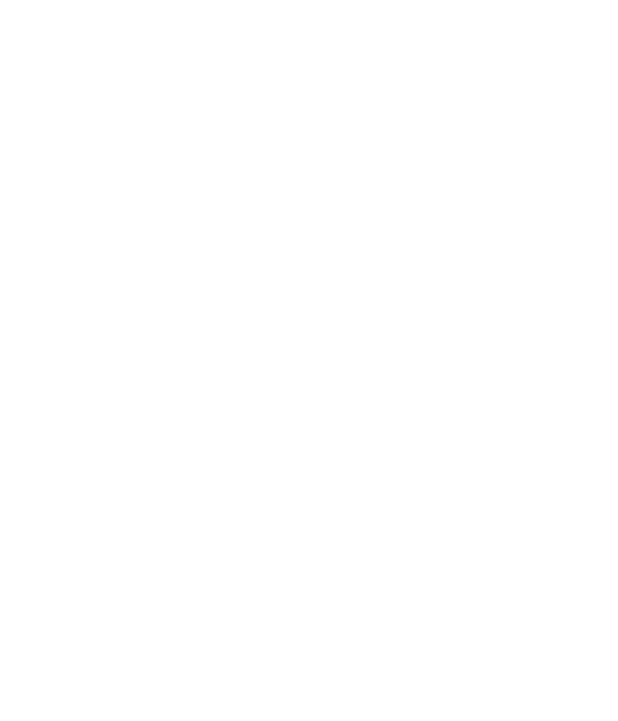
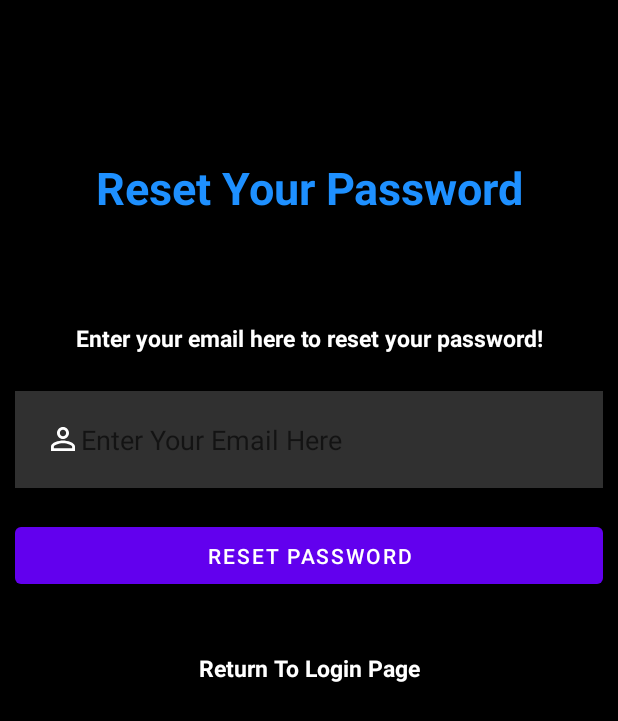
Before and after one commit to alan-phillips/cs4084-mobile-app, an Android app: the ForgotPassword screen opened directly, with no data from a screen before it, on a phone screen of 412 x 824 dp. Before the commit the part shown is empty. Shown: the top 721 px of the screen. Run offline under Robolectric (Android 15) with nearby library versions, the phone set to English and light mode, and no system bars; our stand-ins replace Firebase (no records; nobody signed in at launch, a user with empty details on screens opened directly).

Commit message:
Reset Password Finished apart from email functionality

```diff
--- a/MyLoginApp/app/build.gradle
+++ b/MyLoginApp/app/build.gradle
@@ -1,5 +1,6 @@
 plugins {
     id 'com.android.application'
+    id 'com.google.gms.google-services'
 }
 
 android {
@@ -32,6 +33,8 @@ dependencies {
     implementation 'androidx.appcompat:appcompat:1.2.0'
     implementation 'com.google.android.material:material:1.3.0'
     implementation 'androidx.constraintlayout:constraintlayout:2.0.4'
+    implementation 'com.google.firebase:firebase-auth:21.0.1'
+    implementation 'com.google.firebase:firebase-database:20.0.4'
     testImplementation 'junit:junit:4.+'
     androidTestImplementation 'androidx.test.ext:junit:1.1.2'
     androidTestImplementation 'androidx.test.espresso:espresso-core:3.3.0'
--- a/MyLoginApp/app/src/main/java/com/example/myloginapp/ForgotPassword.java
+++ b/MyLoginApp/app/src/main/java/com/example/myloginapp/ForgotPassword.java
@@ -1,14 +1,78 @@
 package com.example.myloginapp;
 
+import androidx.annotation.NonNull;
 import androidx.appcompat.app.AppCompatActivity;
 
+import android.content.Intent;
 import android.os.Bundle;
+import android.util.Patterns;
+import android.view.View;
+import android.widget.Button;
+import android.widget.EditText;
+import android.widget.TextView;
+import android.widget.Toast;
+
+import com.google.android.gms.tasks.OnCompleteListener;
+import com.google.android.gms.tasks.Task;
+import com.google.firebase.auth.FirebaseAuth;
+
+import java.util.Locale;
 
 public class ForgotPassword extends AppCompatActivity {
+
+    private EditText emailText;
+    private Button ResetPwd;
+    private TextView ReturnHome;
+
+    private FirebaseAuth auth;
 
     @Override
     protected void onCreate(Bundle savedInstanceState) {
         super.onCreate(savedInstanceState);
         setContentView(R.layout.activity_forgot_password);
+        emailText = (EditText) findViewById(R.id.editTextTextEmailAddress);
+        ResetPwd = (Button) findViewById(R.id.ResetButton);
+        ReturnHome = (TextView) findViewById(R.id.BackText);
+
+        auth = FirebaseAuth.getInstance();
+
+        ResetPwd.setOnClickListener(new View.OnClickListener() {
+            @Override
+            public void onClick(View view) {
+                resetPassword();
+            }
+        });
+        ReturnHome.setOnClickListener(new View.OnClickListener() {
+            @Override
+            public void onClick(View view) {
+                startActivity(new Intent(ForgotPassword.this,MainActivity.class));
+            }
+        });
+
+    }
+
+    private void resetPassword(){
+        String email = emailText.getText().toString().trim();
+        if (email.isEmpty()){
+            emailText.setError("Enter your email here.");
+            emailText.requestFocus();
+            return;
+        }
+        if(!Patterns.EMAIL_ADDRESS.matcher(email).matches()){
+            emailText.setError("Enter a valid email.");
+            emailText.requestFocus();
+        }
+        auth.sendPasswordResetEmail(email).addOnCompleteListener(new OnCompleteListener<Void>() {
+            @Override
+            public void onComplete(@NonNull Task<Void> task) {
+                if (task.isSuccessful()){
+                    Toast.makeText(ForgotPassword.this, "Check your email", Toast.LENGTH_LONG).show();
+                    startActivity(new Intent(ForgotPassword.this,MainActivity.class));
+                }
+                else{
+                    Toast.makeText(ForgotPassword.this,"Something went wrong, Please try again", Toast.LENGTH_LONG).show();
+                }
+            }
+        });
     }
 }
--- a/MyLoginApp/app/src/main/res/layout/activity_forgot_password.xml
+++ b/MyLoginApp/app/src/main/res/layout/activity_forgot_password.xml
@@ -1,9 +1,86 @@
 <?xml version="1.0" encoding="utf-8"?>
-<androidx.constraintlayout.widget.ConstraintLayout xmlns:android="http://schemas.android.com/apk/res/android"
+<RelativeLayout
+    xmlns:android="http://schemas.android.com/apk/res/android"
     xmlns:app="http://schemas.android.com/apk/res-auto"
     xmlns:tools="http://schemas.android.com/tools"
     android:layout_width="match_parent"
     android:layout_height="match_parent"
+    android:background="@color/black"
     tools:context=".ForgotPassword">
 
-</androidx.constraintlayout.widget.ConstraintLayout>
+
+    <TextView
+        android:id="@+id/ResetPassword"
+        android:layout_width="322dp"
+        android:layout_height="100dp"
+        android:layout_marginStart="50sp"
+        android:layout_marginTop="75sp"
+        android:layout_marginEnd="50sp"
+        android:layout_marginBottom="20sp"
+        android:gravity="center"
+        android:text="Reset Your Password"
+        android:textColor="#1E90FF"
+        android:textSize="30sp"
+        android:textStyle="bold"/>
+
+    <EditText
+        android:id="@+id/editTextTextEmailAddress"
+        android:layout_width="wrap_content"
+        android:layout_height="wrap_content"
+        android:layout_below="@id/EnterEmailText"
+        android:layout_marginStart="10sp"
+        android:layout_marginTop="10sp"
+        android:layout_marginEnd="10sp"
+        android:layout_marginBottom="10sp"
+        android:background="#30ffffff"
+        android:drawableLeft="@drawable/ic_baseline_person_outline_24"
+        android:ems="20"
+        android:gravity="left"
+        android:hint="Enter Your Email Here"
+        android:inputType="textEmailAddress"
+        android:padding="20dp"
+        android:textColor="@color/white" />
+
+    <Button
+        android:id="@+id/ResetButton"
+        android:layout_width="401dp"
+        android:layout_height="50dp"
+        android:layout_below="@id/editTextTextEmailAddress"
+        android:layout_marginStart="10sp"
+        android:layout_marginTop="10sp"
+        android:layout_marginEnd="10sp"
+        android:ems="20"
+        android:gravity="center"
+        android:text="Reset Password"
+        android:textColor="@color/white" />
+
+    <TextView
+        android:id="@+id/EnterEmailText"
+        android:layout_width="400dp"
+        android:layout_height="50dp"
+        android:layout_below="@id/ResetPassword"
+        android:layout_marginStart="10sp"
+        android:layout_marginTop="5sp"
+        android:layout_marginEnd="10sp"
+        android:gravity="center"
+        android:text="Enter your email here to reset your password!"
+        android:textColor="@color/white"
+        android:textSize="15sp"
+        android:textStyle="bold" />
+
+    <TextView
+        android:id="@+id/BackText"
+        android:layout_width="400dp"
+        android:layout_height="50dp"
+        android:layout_below="@id/ResetButton"
+        android:layout_marginStart="10sp"
+        android:layout_marginTop="25sp"
+        android:layout_marginEnd="10sp"
+        android:gravity="center"
+        android:text="Return To Login Page"
+        android:textColor="@color/white"
+        android:textSize="15sp"
+        android:textStyle="bold" />
+
+
+</RelativeLayout>
--- a/MyLoginApp/build.gradle
+++ b/MyLoginApp/build.gradle
@@ -5,7 +5,8 @@ buildscript {
         mavenCentral()
     }
     dependencies {
-        classpath "com.android.tools.build:gradle:7.0.4"
+        classpath 'com.android.tools.build:gradle:7.1.3'
+        classpath 'com.google.gms:google-services:4.3.10'
 
         // NOTE: Do not place your application dependencies here; they belong
         // in the individual module build.gradle files
```
Also changed, not shown: MyLoginApp/app/src/main/java/com/example/myloginapp/MainActivity.java (+7 -3 lines), MyLoginApp/app/src/main/res/layout/activity_main.xml (+9 -6 lines), MyLoginApp/gradle/wrapper/gradle-wrapper.properties, 1 other file.
